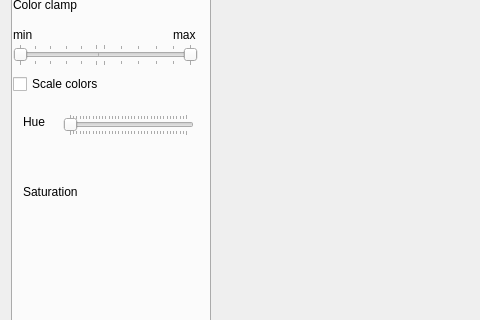
The window that window.ui (npklein/scientific_visualization) describes before a commit, drawn with Qt 5; both pictures show x 0 to 480 and y 123 to 443 of the 694 by 721 pixel window.
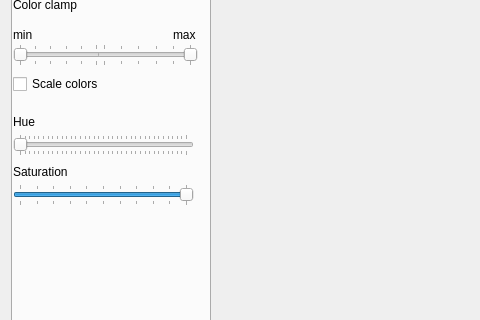
The same window after the commit. The open tabs and pages were chosen to show the change. Custom widgets are drawn as their Qt base class.

Patch:
```diff
--- a/window.ui
+++ b/window.ui
@@ -333,7 +333,7 @@
       <widget class="QLabel" name="label_11">
        <property name="geometry">
         <rect>
-         <x>10</x>
+         <x>0</x>
          <y>200</y>
          <width>59</width>
          <height>16</height>
@@ -346,8 +346,8 @@
       <widget class="QLabel" name="label_12">
        <property name="geometry">
         <rect>
-         <x>10</x>
-         <y>270</y>
+         <x>0</x>
+         <y>250</y>
          <width>71</width>
          <height>16</height>
         </rect>
@@ -359,9 +359,9 @@
       <widget class="QSlider" name="hueSlider">
        <property name="geometry">
         <rect>
-         <x>50</x>
-         <y>200</y>
-         <width>131</width>
+         <x>0</x>
+         <y>220</y>
+         <width>181</width>
          <height>22</height>
         </rect>
        </property>
@@ -381,6 +381,34 @@
         <number>10</number>
        </property>
       </widget>
+      <widget class="QSlider" name="hueSlider_2">
+       <property name="geometry">
+        <rect>
+         <x>0</x>
+         <y>270</y>
+         <width>181</width>
+         <height>22</height>
+        </rect>
+       </property>
+       <property name="maximum">
+        <number>100</number>
+       </property>
+       <property name="singleStep">
+        <number>1</number>
+       </property>
+       <property name="value">
+        <number>100</number>
+       </property>
+       <property name="orientation">
+        <enum>Qt::Horizontal</enum>
+       </property>
+       <property name="tickPosition">
+        <enum>QSlider::TicksBothSides</enum>
+       </property>
+       <property name="tickInterval">
+        <number>10</number>
+       </property>
+      </widget>
      </widget>
      <widget class="QWidget" name="tab_5">
       <attribute name="title">
```
Left out of the diff: 26 changed lines with no effect on the pictures.
